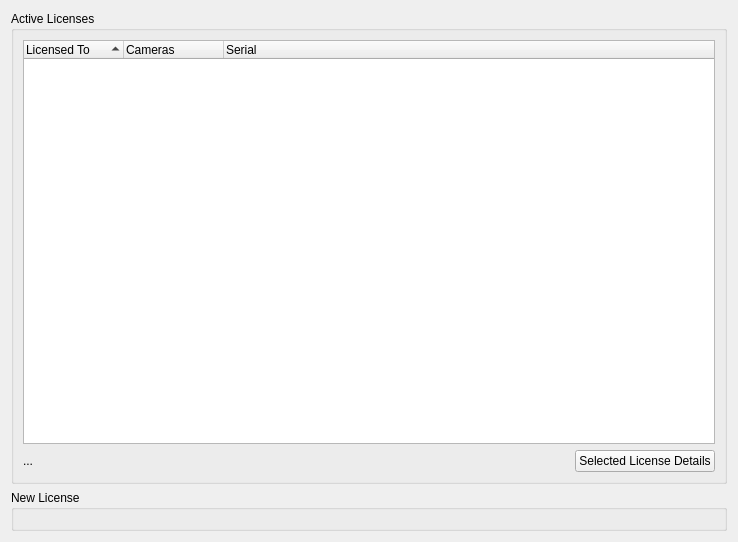
Old version of the form client/src/ui/widgets/settings/license_manager_widget.ui in the repository networkoptix/nx_open.
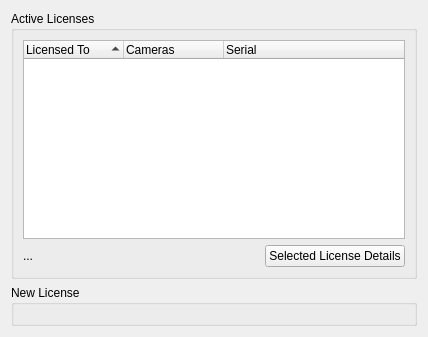
New version of the form. Custom widgets are drawn as their Qt base class.

Commit message:
Bug #1358: Reduce License form height
<==== Mercurial data ====>
Branch: master

Diff of the .ui file:
```diff
--- a/client/src/ui/widgets/settings/license_manager_widget.ui
+++ b/client/src/ui/widgets/settings/license_manager_widget.ui
@@ -6,8 +6,8 @@
    <rect>
     <x>0</x>
     <y>0</y>
-    <width>738</width>
-    <height>542</height>
+    <width>428</width>
+    <height>337</height>
    </rect>
   </property>
   <property name="windowTitle">
```
The commit also changes 3 other files.
